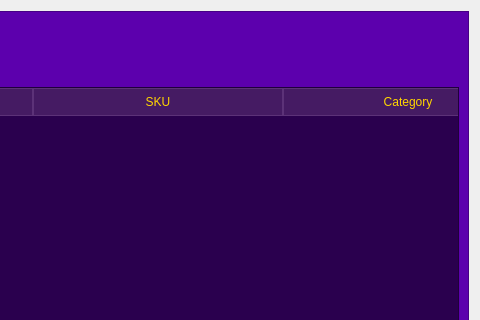
Before: the Qt Designer form UI/InventoryListcashier.ui in codenoobie25/ThunderCats, drawn with Qt 5; both pictures show x 239 to 719 and y 0 to 320 of the 719 by 511 pixel window.
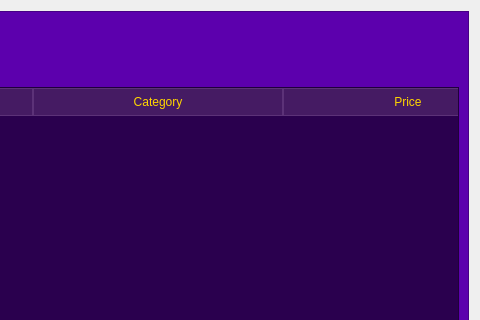
After: the same form once the commit is applied.

The edit to the form file:
```diff
--- a/UI/InventoryListcashier.ui
+++ b/UI/InventoryListcashier.ui
@@ -94,11 +94,6 @@
           <string>Product Name</string>
          </property>
         </column>
-        <column>
-         <property name="text">
-          <string>SKU</string>
-         </property>
-        </column>
         <column>
          <property name="text">
           <string>Category</string>
@@ -114,6 +109,11 @@
           <string>Stock</string>
          </property>
         </column>
+        <column>
+         <property name="text">
+          <string>Warranty</string>
+         </property>
+        </column>
         <column>
          <property name="text">
           <string>Status</string>
```
